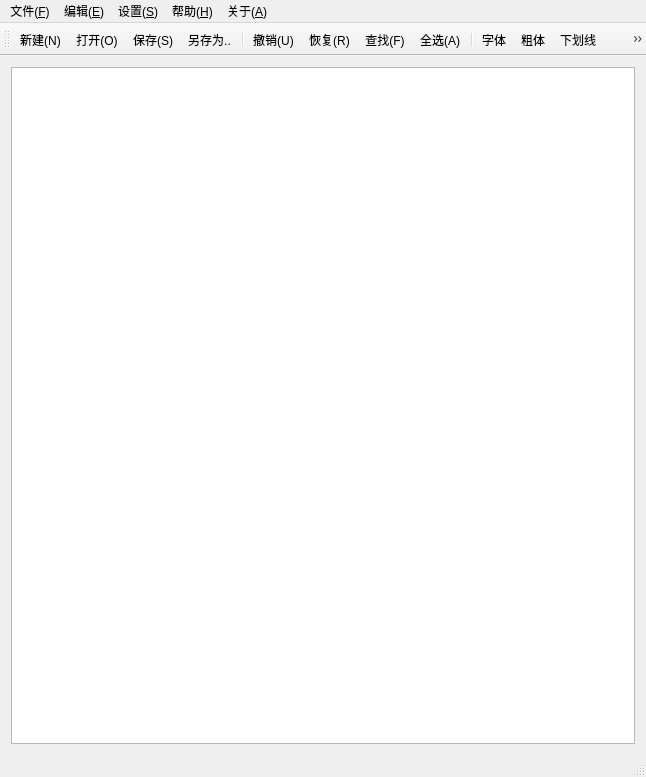
Qt form mainwindow.ui (Malloc-Luo/Notepad) before a commit.
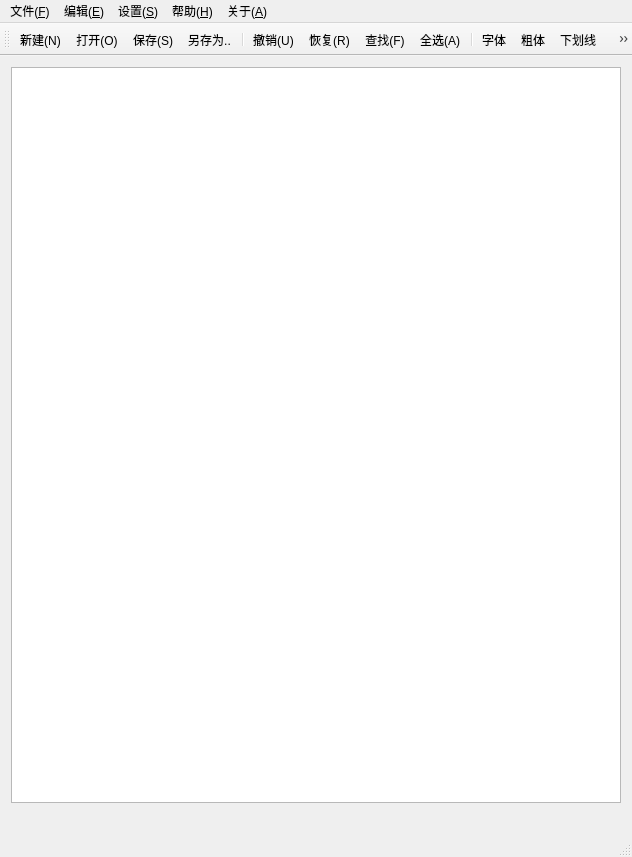
The same form after that commit. Icons and pictures are not drawn.

```diff
--- a/mainwindow.ui
+++ b/mainwindow.ui
@@ -6,8 +6,8 @@
    <rect>
     <x>0</x>
     <y>0</y>
-    <width>646</width>
-    <height>777</height>
+    <width>632</width>
+    <height>857</height>
    </rect>
   </property>
   <property name="windowTitle">
@@ -37,6 +37,21 @@
       </property>
      </widget>
     </item>
+    <item row="1" column="0">
+     <widget class="QLabel" name="CursorP">
+      <property name="font">
+       <font>
+        <family>Adobe 黑体 Std R</family>
+        <pointsize>8</pointsize>
+        <weight>75</weight>
+        <bold>true</bold>
+       </font>
+      </property>
+      <property name="text">
+       <string/>
+      </property>
+     </widget>
+    </item>
    </layout>
   </widget>
   <widget class="QMenuBar" name="menuBar">
@@ -44,7 +59,7 @@
     <rect>
      <x>0</x>
      <y>0</y>
-     <width>646</width>
+     <width>632</width>
      <height>26</height>
     </rect>
    </property>
```
Left out of the diff: 11 changed lines with no effect on the pictures.
